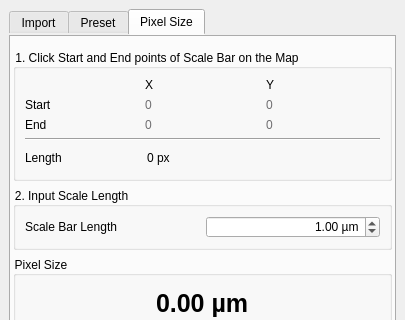
wiscsims/wiscsims_tool, file ui/wiscsims_tool_dockwidget_base.ui: the form before one commit; both pictures show x 0 to 405 and y 0 to 320 of the 405 by 701 pixel window.
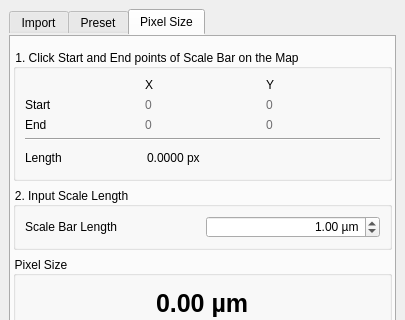
The form after the commit. The open tabs and pages were chosen to show the change.

Commit message: fix: stabilize QGIS plugin tools and preset previews

What changed in the file:
```diff
--- a/ui/wiscsims_tool_dockwidget_base.ui
+++ b/ui/wiscsims_tool_dockwidget_base.ui
@@ -2254,7 +2254,7 @@
             </widget>
            </item>
            <item row="4" column="1">
-            <widget class="QSpinBox" name="SPN_PST_ScaleBar_Len_Px">
+            <widget class="QDoubleSpinBox" name="SPN_PST_ScaleBar_Len_Px">
              <property name="styleSheet">
               <string notr="true">background-color: transparent;</string>
              </property>
@@ -2279,11 +2279,14 @@
              <property name="suffix">
               <string> px</string>
              </property>
+             <property name="decimals">
+              <number>4</number>
+             </property>
              <property name="prefix">
               <string/>
              </property>
              <property name="maximum">
-              <number>999999999</number>
+              <double>999999999.000000000000000</double>
              </property>
             </widget>
            </item>
```
Left out of the diff: 2 changed lines with no effect on the pictures. The commit also changes 10 other files.
